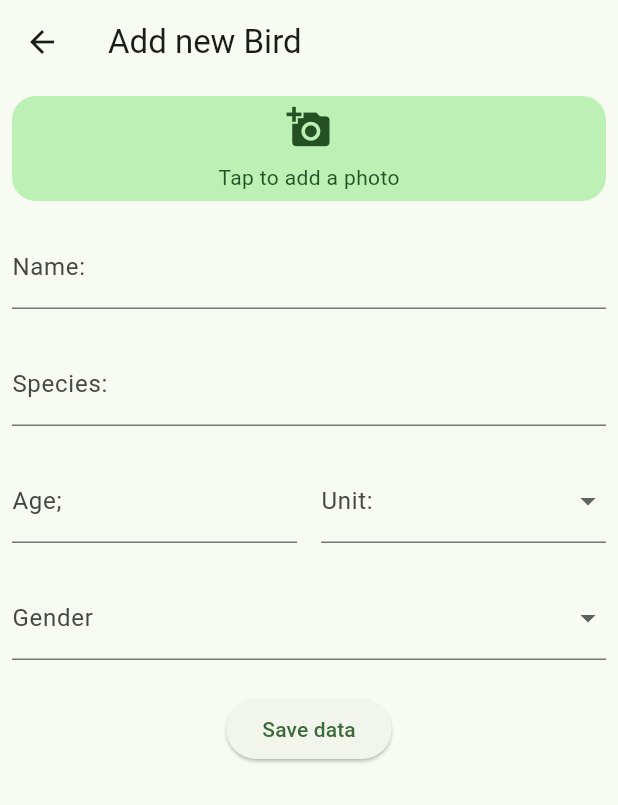
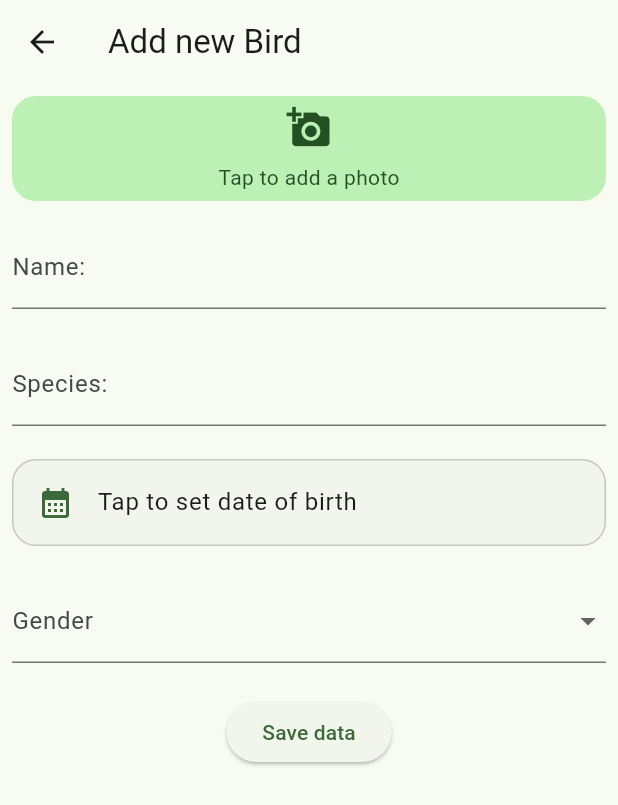
Before and after one commit to ibi-yz/featherflow, a Flutter app: the AddBirdScreen screen opened directly, on a phone screen of 412 x 824 dp. Shown: the top 805 px of the screen. Run offline on Flutter 3.47's test engine with Material 3 defaults, Android fonts, the phone set to English and light mode, and no system bars; our stand-ins replace hive, hive_flutter, image_picker; accounts and stored records are empty.

Commit message:
feat: replace manual age with date of birth + live auto-age

```diff
--- a/lib/models/bird.dart
+++ b/lib/models/bird.dart
@@ -10,8 +10,8 @@ class Bird {
   final String name;
   @HiveField(1)
   final String species;
-  @HiveField(2)
-  final String age;
+  @HiveField(5)
+  final DateTime? hatchDate;
   @HiveField(3)
   final String gender;
   @HiveField(4)
@@ -20,8 +20,20 @@ class Bird {
   Bird({
     required this.name,
     required this.species,
-    required this.age,
+    this.hatchDate,
     required this.gender,
     this.imagePath,
   });
+
+  String get displayAge {
+    if (hatchDate == null) return 'Unknown';
+    final days = DateTime.now().difference(hatchDate!).inDays;
+    if (days < 0) return '0 days';
+    if (days < 30) return '$days Days';
+    final months = days ~/ 30;
+    if (months < 12) return "$months Months";
+    final years = months ~/ 12;
+    final left = months % 12;
+    return left == 0 ? "$years Years" : "$years Years $left Months";
+  }
 }
--- a/lib/screens/add_bird_screen.dart
+++ b/lib/screens/add_bird_screen.dart
@@ -14,19 +14,29 @@ class _AddBirdScreenState extends State<AddBirdScreen> {
   //labelling controllers
   final nameController = TextEditingController();
   final speciesController = TextEditingController();
-  final ageNumberController = TextEditingController();
   String? selectedGender;
-  String? selectedUnit;
   String? pickedImagePath;
   final genders = ['Male', 'Female', 'Unknown'];
-  final units = ['Days', "Months", "Years"];
+  DateTime? pickedHatchDate;
+
+  Future<void> _pickedHatchDate() async {
+    final now = DateTime.now();
+    final picked = await showDatePicker(
+      context: context,
+      initialDate: pickedHatchDate ?? now,
+      firstDate: DateTime(now.year - 100, 1, 1),
+      lastDate: now,
+    );
+    if (picked != null) {
+      setState(() => pickedHatchDate = picked);
+    }
+  }
 
   //disposing variables so crash doesent happens
   @override
   void dispose() {
     nameController.dispose();
     speciesController.dispose();
-    ageNumberController.dispose();
     super.dispose();
   }
 
@@ -42,7 +52,6 @@ class _AddBirdScreenState extends State<AddBirdScreen> {
   void saveBird() {
     if (nameController.text.trim().isEmpty ||
         speciesController.text.trim().isEmpty ||
-        ageNumberController.text.trim().isEmpty ||
         selectedGender == null) {
       ScaffoldMessenger.of(
         context,
@@ -52,9 +61,9 @@ class _AddBirdScreenState extends State<AddBirdScreen> {
     final newBird = Bird(
       name: nameController.text,
       species: speciesController.text,
-      age: '${ageNumberController.text.trim()} $selectedUnit',
       gender: selectedGender!,
       imagePath: pickedImagePath,
+      hatchDate: pickedHatchDate,
     );
     Navigator.pop(context, newBird);
   }
@@ -121,31 +130,35 @@ class _AddBirdScreenState extends State<AddBirdScreen> {
                 decoration: const InputDecoration(labelText: 'Species:'),
               ),
               const SizedBox(height: 22),
-              Row(
-                children: [
-                  Expanded(
-                    flex: 2,
-                    child: TextField(
-                      controller: ageNumberController,
-                      keyboardType: TextInputType.number,
-                      decoration: const InputDecoration(labelText: "Age;"),
+              InkWell(
+                onTap: _pickedHatchDate,
+                borderRadius: BorderRadius.circular(16),
+                child: Container(
+                  width: double.infinity,
+                  padding: const EdgeInsets.all(16),
+                  decoration: BoxDecoration(
+                    color: Theme.of(context).colorScheme.surfaceContainerLow,
+                    borderRadius: BorderRadius.circular(16),
+                    border: Border.all(
+                      color: Theme.of(context).colorScheme.outlineVariant,
                     ),
                   ),
-                  const SizedBox(width: 16),
-                  Expanded(
-                    flex: 2,
-                    child: DropdownButtonFormField<String>(
-                      value: selectedUnit,
-                      decoration: const InputDecoration(labelText: 'Unit:'),
-                      items: units
-                          .map(
-                            (u) => DropdownMenuItem(value: u, child: Text(u)),
-                          )
-                          .toList(),
-                      onChanged: (val) => setState(() => selectedUnit = val),
-                    ),
+                  child: Row(
+                    children: [
+                      Icon(
+                        Icons.calendar_month,
+                        color: Theme.of(context).colorScheme.primary,
+                      ),
+                      const SizedBox(width: 16),
+                      Text(
+                        pickedHatchDate == null
+                            ? 'Tap to set date of birth'
+                            : 'Born: ${pickedHatchDate!.day}/${pickedHatchDate!.month}/${pickedHatchDate!.year}',
+                        style: Theme.of(context).textTheme.bodyLarge,
+                      ),
+                    ],
                   ),
-                ],
+                ),
               ),
               const SizedBox(height: 22),
               DropdownButtonFormField<String>(
--- a/lib/screens/bird_detail_screen.dart
+++ b/lib/screens/bird_detail_screen.dart
@@ -44,7 +44,7 @@ class BirdDetailsSheet extends StatelessWidget {
           const SizedBox(height: 16),
           Text(bird.name, style: TextTheme.headlineMedium),
           Text(
-            '${bird.species} | ${bird.age} | ${bird.gender}',
+            '${bird.species} | ${bird.displayAge} | ${bird.gender}',
             style: TextTheme.bodyMedium?.copyWith(
               color: ColorScheme.onSurfaceVariant,
             ),
```
Also changed, not shown: lib/screens/aviary_screen.dart (+42 -49 lines), lib/models/bird.g.dart.
